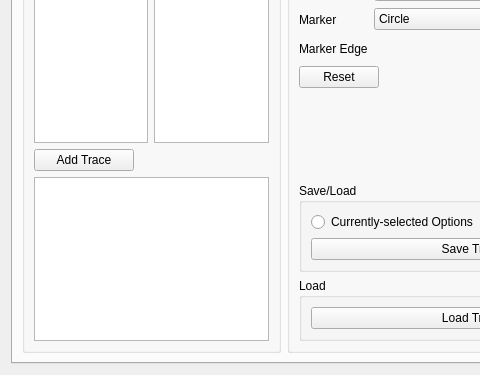
bbreslauer/PySciPlot, file ui/Ui_EditFigureDialog.ui: the form before one commit; both pictures show x 0 to 480 and y 191 to 566 of the 679 by 566 pixel window.
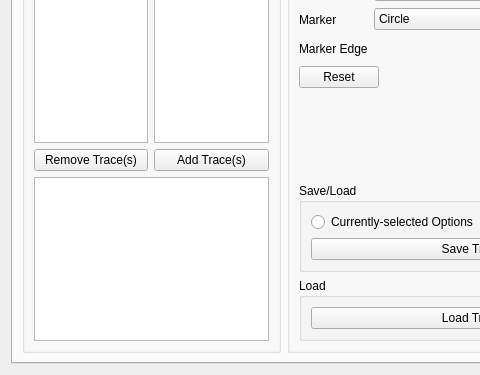
The form after the commit. The open tabs and pages were chosen to show the change. Custom widgets are drawn as their Qt base class.

The edit to the form file:
```diff
--- a/ui/Ui_EditFigureDialog.ui
+++ b/ui/Ui_EditFigureDialog.ui
@@ -1579,25 +1579,6 @@
             </property>
            </widget>
           </item>
-          <item row="2" column="0">
-           <widget class="QPushButton" name="addTraceButton">
-            <property name="sizePolicy">
-             <sizepolicy hsizetype="Maximum" vsizetype="Fixed">
-              <horstretch>0</horstretch>
-              <verstretch>0</verstretch>
-             </sizepolicy>
-            </property>
-            <property name="minimumSize">
-             <size>
-              <width>100</width>
-              <height>0</height>
-             </size>
-            </property>
-            <property name="text">
-             <string>Add Trace</string>
-            </property>
-           </widget>
-          </item>
           <item row="3" column="0" colspan="2">
            <widget class="QTableView" name="traceTableView">
             <property name="sizePolicy">
@@ -1651,6 +1632,32 @@
             </property>
            </widget>
           </item>
+          <item row="2" column="1">
+           <widget class="QPushButton" name="addTraceButton">
+            <property name="sizePolicy">
+             <sizepolicy hsizetype="Preferred" vsizetype="Fixed">
+              <horstretch>0</horstretch>
+              <verstretch>0</verstretch>
+             </sizepolicy>
+            </property>
+            <property name="minimumSize">
+             <size>
+              <width>100</width>
+              <height>0</height>
+             </size>
+            </property>
+            <property name="text">
+             <string>Add Trace(s)</string>
+            </property>
+           </widget>
+          </item>
+          <item row="2" column="0">
+           <widget class="QPushButton" name="removeTraceButton">
+            <property name="text">
+             <string>Remove Trace(s)</string>
+            </property>
+           </widget>
+          </item>
          </layout>
         </widget>
        </item>
```
Left out of the diff: 133 changed lines with no effect on the pictures.
